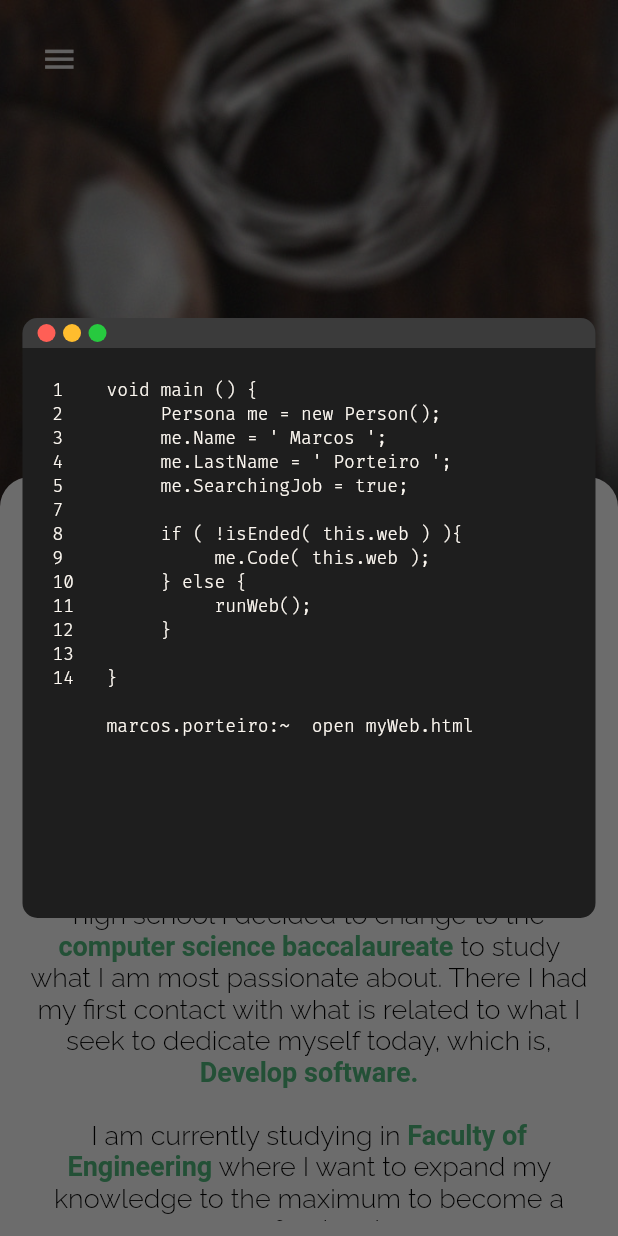
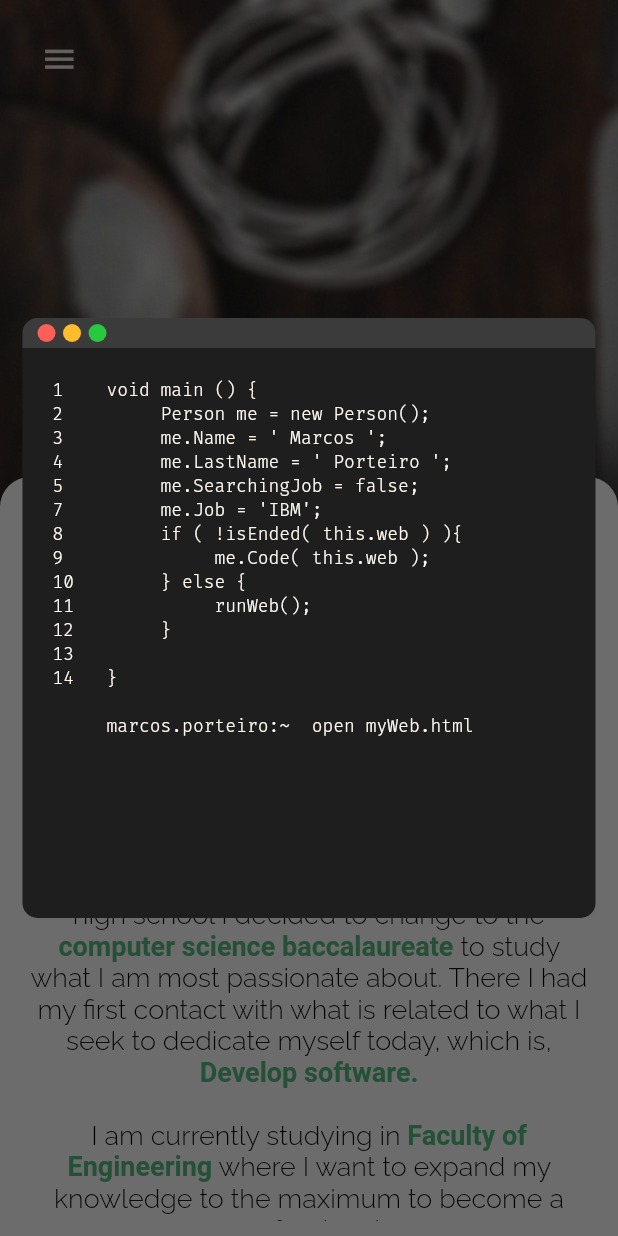
Before and after one commit to marcosporteiro/Portfolio, a Flutter app: the screen it shows after launch, scrolled down 576 dp, on a phone screen of 412 x 824 dp. Run offline on Flutter 3.47's test engine with Material 2 defaults, Android fonts, the phone set to English and light mode, and no system bars; drawn by our look-alikes of animated_text_kit; our stand-ins replace email_validator, flutter_styled_toast, google_fonts, line_icons, syncfusion_flutter_gauges; missing offline and left inert: flutter_decorated_text, mouse_parallax.

```diff
--- /dev/null
+++ b/lib/idioma.dart
@@ -0,0 +1,3 @@
+import 'package:mipagina/utils/utils.dart';
+
+bool idiomas = true;
--- a/lib/strings_en.dart
+++ b/lib/strings_en.dart
@@ -130,4 +130,4 @@ const String contacto17 = "The message could not be sent. ";
 const String contacto18 = "You can only send one message at a time.";
 
 const String consolaText =
-    "1    void main () {\n2         Persona me = new Person();\n3         me.Name = ' Marcos ';\n4         me.LastName = ' Porteiro ';\n5         me.SearchingJob = true;\n7\n8         if ( !isEnded( this.web ) ){\n9              me.Code( this.web );\n10        } else {\n11             runWeb();\n12        }\n13\n14   }\n\n     marcos.porteiro:~  open myWeb.html ";
+    "1    void main () {\n2         Person me = new Person();\n3         me.Name = ' Marcos ';\n4         me.LastName = ' Porteiro ';\n5         me.SearchingJob = false;\n7         me.Job = 'IBM';\n8         if ( !isEnded( this.web ) ){\n9              me.Code( this.web );\n10        } else {\n11             runWeb();\n12        }\n13\n14   }\n\n     marcos.porteiro:~  open myWeb.html ";
--- a/lib/strings_es.dart
+++ b/lib/strings_es.dart
@@ -132,4 +132,4 @@ const String contacto17 = "El mensaje no se pudo enviar. ";
 const String contacto18 = "Solo puedes enviar un mensaje a la vez.";
 
 const String consolaText =
-    "1    void main () {\n2         Persona yo = new Persona();\n3         yo.Nombre = 'Marcos';\n4         yo.Apellido = 'Porteiro';\n5         yo.BuscaTrabajo = true;\n7\n8         if ( !terminada( this.web ) ){\n9              yo.Programar( this.web );\n10        } else {\n11             runWeb();\n12        }\n13\n14   }\n\n     marcos.porteiro:~  open miPagina.html ";
+    "1    void main () {\n2         Persona yo = new Persona();\n3         yo.Nombre = 'Marcos';\n4         yo.Apellido = 'Porteiro';\n5         yo.BuscaTrabajo = false;\n7         yo.Trabajo = 'IBM';\n8         if ( !terminada( this.web ) ){\n9              yo.Programar( this.web );\n10        } else {\n11             runWeb();\n12        }\n13\n14   }\n\n     marcos.porteiro:~  open miPagina.html ";
```
Also changed, not shown: assets/images/banner4.jpg (added), 4 other files.
